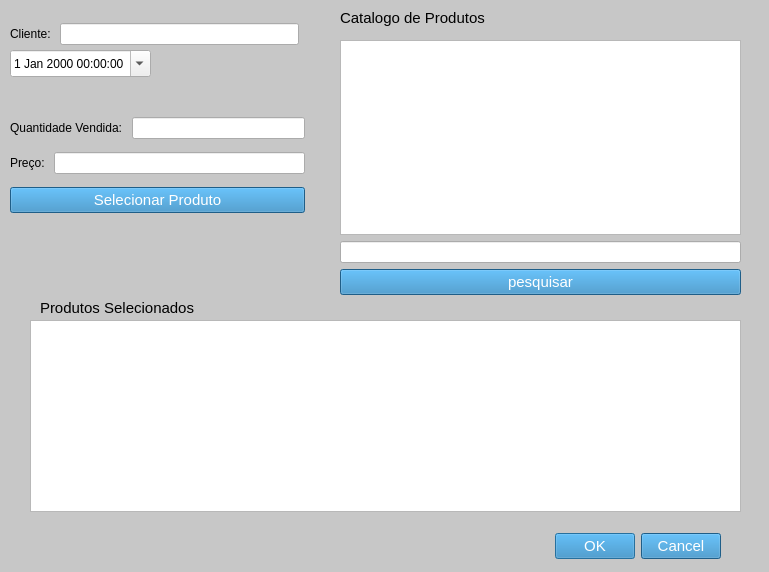
Above: venda.ui from GabR36/QEstoqueLoja before the change. Below: the same form after it.
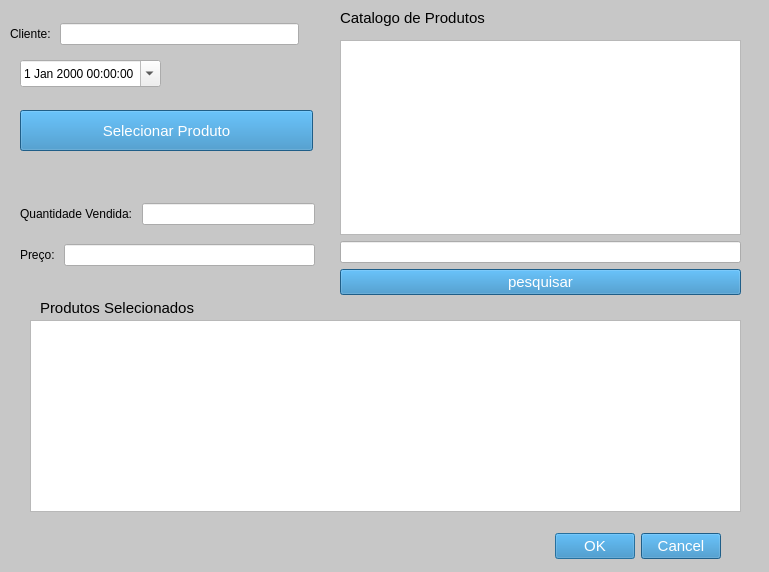
That is the form after the change.

Commit message: pegar preço dos produtos selecionados

The edit to the form file:
```diff
--- a/venda.ui
+++ b/venda.ui
@@ -75,10 +75,10 @@
   <widget class="QWidget" name="layoutWidget">
    <property name="geometry">
     <rect>
-     <x>10</x>
-     <y>110</y>
+     <x>20</x>
+     <y>190</y>
      <width>295</width>
-     <height>111</height>
+     <height>91</height>
     </rect>
    </property>
    <layout class="QVBoxLayout" name="verticalLayout_3">
@@ -114,13 +114,6 @@
       </item>
      </layout>
     </item>
-    <item>
-     <widget class="QPushButton" name="Btn_SelecionarProduto">
-      <property name="text">
-       <string>Selecionar Produto</string>
-      </property>
-     </widget>
-    </item>
    </layout>
   </widget>
   <widget class="QWidget" name="layoutWidget">
@@ -227,8 +220,8 @@
   <widget class="QDateTimeEdit" name="DateEdt_Venda">
    <property name="geometry">
     <rect>
-     <x>10</x>
-     <y>50</y>
+     <x>20</x>
+     <y>60</y>
      <width>141</width>
      <height>27</height>
     </rect>
@@ -237,6 +230,19 @@
     <bool>true</bool>
    </property>
   </widget>
+  <widget class="QPushButton" name="Btn_SelecionarProduto">
+   <property name="geometry">
+    <rect>
+     <x>20</x>
+     <y>110</y>
+     <width>293</width>
+     <height>41</height>
+    </rect>
+   </property>
+   <property name="text">
+    <string>Selecionar Produto</string>
+   </property>
+  </widget>
  </widget>
  <resources/>
  <connections>
```
The commit also changes 1 other file.
